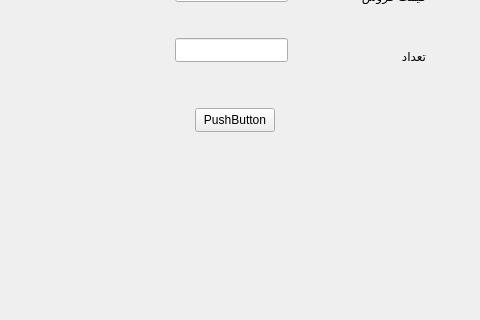
The window that cpp/Accounting/addproductform.ui (Abbas2026/Accounting) describes before a commit, drawn with Qt 5; both pictures show x 705 to 1185 and y 372 to 692 of the 1267 by 879 pixel window.
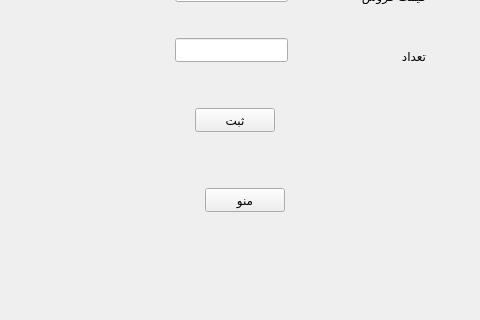
The same window after the commit.

Diff of the .ui file:
```diff
--- a/cpp/Accounting/addproductform.ui
+++ b/cpp/Accounting/addproductform.ui
@@ -138,7 +138,20 @@
     </rect>
    </property>
    <property name="text">
-    <string>PushButton</string>
+    <string>ثبت</string>
+   </property>
+  </widget>
+  <widget class="QPushButton" name="pushButton_menu">
+   <property name="geometry">
+    <rect>
+     <x>910</x>
+     <y>560</y>
+     <width>80</width>
+     <height>24</height>
+    </rect>
+   </property>
+   <property name="text">
+    <string>منو</string>
    </property>
   </widget>
  </widget>
```
